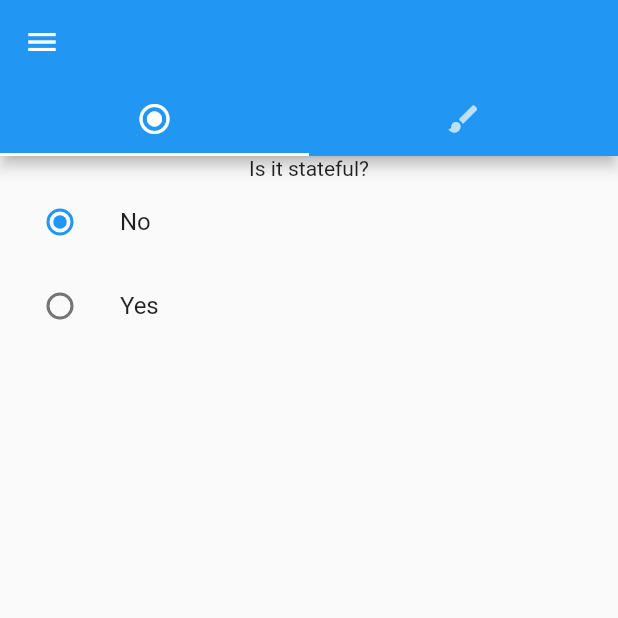
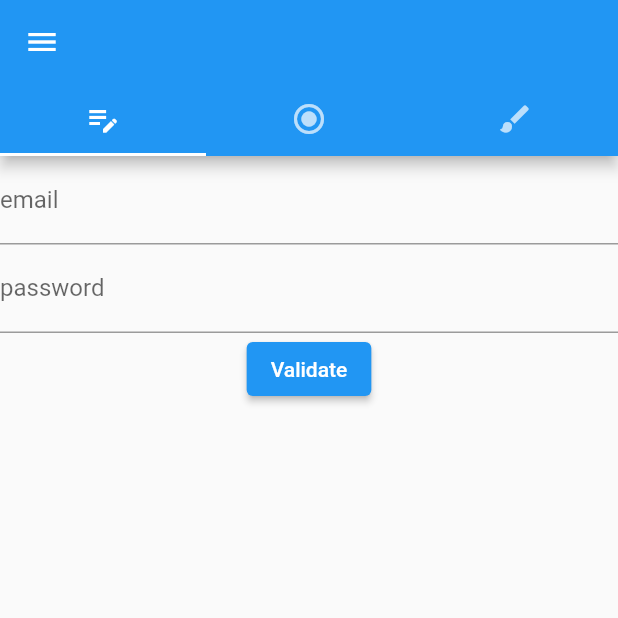
Before and after one commit to Julien-Deudon/flutter_course, a Flutter app: the screen it shows after launch, on a phone screen of 412 x 824 dp, the top half of it. Run offline on Flutter 3.47's test engine with Material 2 defaults, Android fonts, the phone set to English and light mode, and no system bars.

Commit message:
feat(form): end feature

```diff
--- a/lib/main.dart
+++ b/lib/main.dart
@@ -1,5 +1,5 @@
 import 'package:flutter/material.dart';
-import 'package:flutter_intro/dashboard/dashboard_page.dart';
+import 'package:flutter_intro/modules/dashboard/dashboard_page.dart';
 
 void main() {
   runApp(const MyApp());
--- a/lib/dashboard/dashboard_page.dart
+++ b/lib/modules/dashboard/dashboard_page.dart
@@ -1,11 +1,13 @@
 import 'package:flutter/material.dart';
-import 'package:flutter_intro/flex_practice/flex_practice_page.dart';
-import 'package:flutter_intro/stateful_practice/stateful_practice_page.dart';
+import 'package:flutter_intro/modules/flex_practice/flex_practice_page.dart';
+import 'package:flutter_intro/modules/form_practice/form_practice_page.dart';
+import 'package:flutter_intro/modules/stateful_practice/stateful_practice_page.dart';
 
 class DashboardPage extends StatelessWidget {
   DashboardPage({Key? key}) : super(key: key);
 
   final Map<IconData, Widget> features = {
+    Icons.edit_note: const FormPracticePage(),
     Icons.radio_button_checked: const StatefulPractice(),
     Icons.brush: const FlexPracticePage(),
   };
@@ -33,6 +35,11 @@ class DashboardPage extends StatelessWidget {
           ),
           appBar: AppBar(
             bottom: TabBar(
+              onTap: (index) {
+                if (FocusScope.of(context).hasFocus) {
+                  FocusScope.of(context).unfocus();
+                }
+              },
               tabs: features.entries
                   .map((element) => Tab(
                         icon: Icon(element.key),
--- /dev/null
+++ b/lib/modules/form_practice/form_practice_page.dart
@@ -0,0 +1,87 @@
+import 'package:flutter/material.dart';
+import 'package:flutter_intro/core/extensions/string_extension.dart';
+
+class FormPracticePage extends StatefulWidget {
+  const FormPracticePage({Key? key}) : super(key: key);
+
+  @override
+  State<FormPracticePage> createState() => _FormPracticePageState();
+}
+
+class _FormPracticePageState extends State<FormPracticePage> {
+  final _formKey = GlobalKey<FormState>();
+  final emailNode = FocusNode();
+  final passwordNode = FocusNode();
+
+  @override
+  Widget build(BuildContext context) {
+    return Form(
+      key: _formKey,
+      child: Column(
+        children: [
+          TextFormField(
+            focusNode: emailNode,
+            onFieldSubmitted: (_) =>
+                FocusScope.of(context).requestFocus(passwordNode),
+            textInputAction: TextInputAction.next,
+            decoration: const InputDecoration(
+              label: Text('email'),
+            ),
+            validator: (value) {
+              if (value == null || !value.isValidEmail) {
+                FocusScope.of(context).requestFocus(emailNode);
+                return 'Please enter a valid email';
+              }
+              return null;
+            },
+          ),
+          TextFormField(
+            focusNode: passwordNode,
+            obscureText: true,
+            decoration: const InputDecoration(
+              label: Text('password'),
+            ),
+            validator: (value) {
+              if (value == null || value.length < 6) {
+                FocusScope.of(context).requestFocus(passwordNode);
+                return 'Please enter a valid password';
+              }
+              return null;
+            },
+          ),
+          ElevatedButton(
+            onPressed: () {
+              if (_formKey.currentState?.validate() ?? false) {
+                FocusScope.of(context).unfocus();
+                showDialog(
+                  context: context,
+                  builder: (context) {
+                    return AlertDialog(
+                      title: const Text('Form Valid'),
+                      content:
+                          const Text('You have filled in the form correctly'),
+                      actions: [
+                        TextButton(
+                          onPressed: () => Navigator.pop(context),
+                          child: const Text('Close'),
+                        )
+                      ],
+                    );
+                  },
+                );
+              } else {
+                ScaffoldMessenger.of(context).showSnackBar(
+                  const SnackBar(
+                      content: Text(
+                    'Invalid form',
+                  )),
+                );
+              }
+            },
+            child: const Text('Validate'),
+          ),
+        ],
+      ),
+    );
+  }
+}
```
Also changed, not shown: lib/core/extensions/string_extension.dart (added, +7 -0 lines), lib/modules/flex_practice/flex_practice_page.dart (renamed from lib/flex_practice/flex_practice_page.dart), lib/modules/stateful_practice/stateful_practice_page.dart (renamed from lib/stateful_practice/stateful_practice_page.dart).
